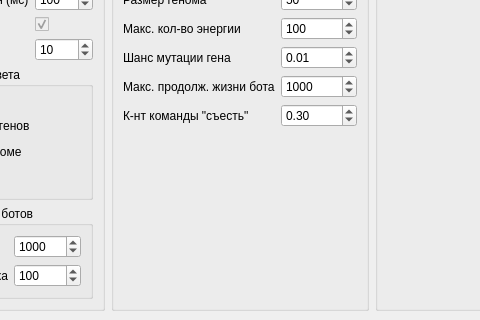
Qt form mainwindow.ui (TomasGlgg/QGenetic) before a commit; both pictures show x 149 to 629 and y 298 to 618 of the 1226 by 618 pixel window.
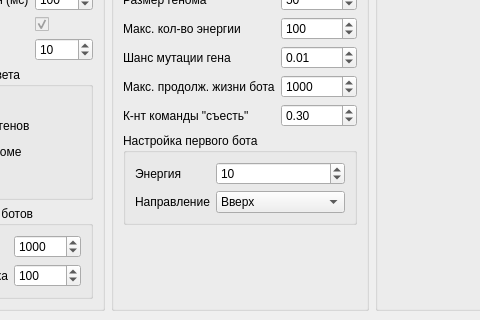
The same form after that commit. Custom widgets are drawn as their Qt base class.

Commit message: Added first bot settings

Patch:
```diff
--- a/mainwindow.ui
+++ b/mainwindow.ui
@@ -503,6 +503,86 @@
          </property>
         </widget>
        </item>
+       <item row="5" column="0" colspan="2">
+        <widget class="QGroupBox" name="groupBox_7">
+         <property name="title">
+          <string>Настройка первого бота</string>
+         </property>
+         <layout class="QFormLayout" name="formLayout_6">
+          <item row="0" column="0">
+           <widget class="QLabel" name="label_25">
+            <property name="text">
+             <string>Энергия</string>
+            </property>
+           </widget>
+          </item>
+          <item row="0" column="1">
+           <widget class="QSpinBox" name="first_bot_energy">
+            <property name="minimum">
+             <number>1</number>
+            </property>
+            <property name="maximum">
+             <number>10000</number>
+            </property>
+            <property name="value">
+             <number>10</number>
+            </property>
+           </widget>
+          </item>
+          <item row="1" column="0">
+           <widget class="QLabel" name="label_26">
+            <property name="text">
+             <string>Направление</string>
+            </property>
+           </widget>
+          </item>
+          <item row="1" column="1">
+           <widget class="QComboBox" name="firtst_bot_direction">
+            <item>
+             <property name="text">
+              <string>Вверх</string>
+             </property>
+            </item>
+            <item>
+             <property name="text">
+              <string>Вверх-вправо</string>
+             </property>
+            </item>
+            <item>
+             <property name="text">
+              <string>Вправо</string>
+             </property>
+            </item>
+            <item>
+             <property name="text">
+              <string>Вправо-вниз</string>
+             </property>
+            </item>
+            <item>
+             <property name="text">
+              <string>Вниз</string>
+             </property>
+            </item>
+            <item>
+             <property name="text">
+              <string>Вниз-влево</string>
+             </property>
+            </item>
+            <item>
+             <property name="text">
+              <string>Влево</string>
+             </property>
+            </item>
+            <item>
+             <property name="text">
+              <string>Влево-вверх</string>
+             </property>
+            </item>
+           </widget>
+          </item>
+         </layout>
+        </widget>
+       </item>
       </layout>
      </widget>
     </item>
```
The commit also changes 3 other files.
